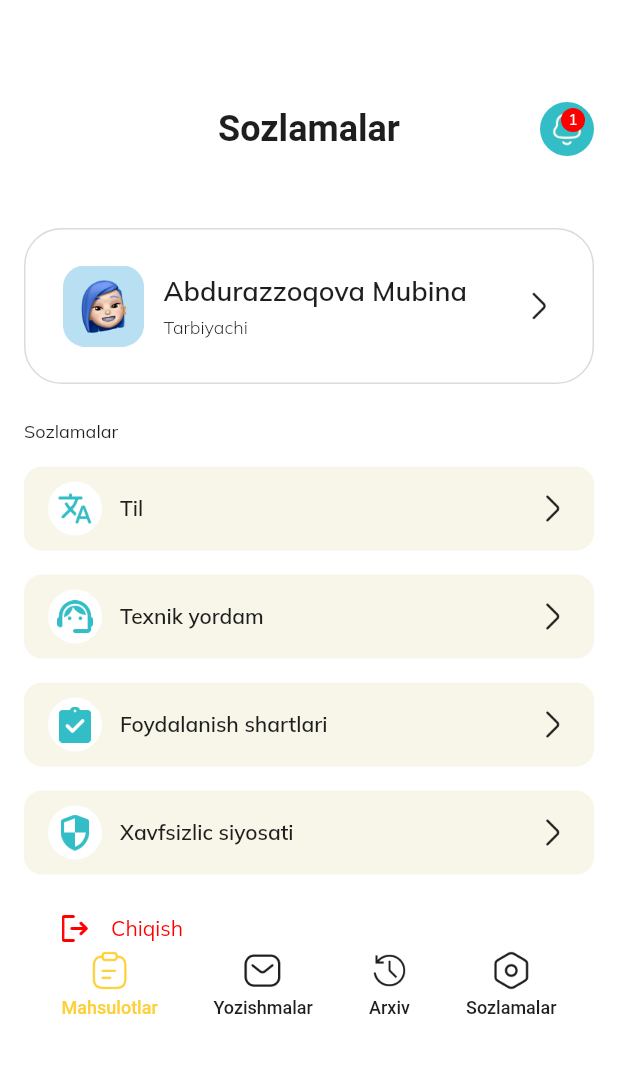
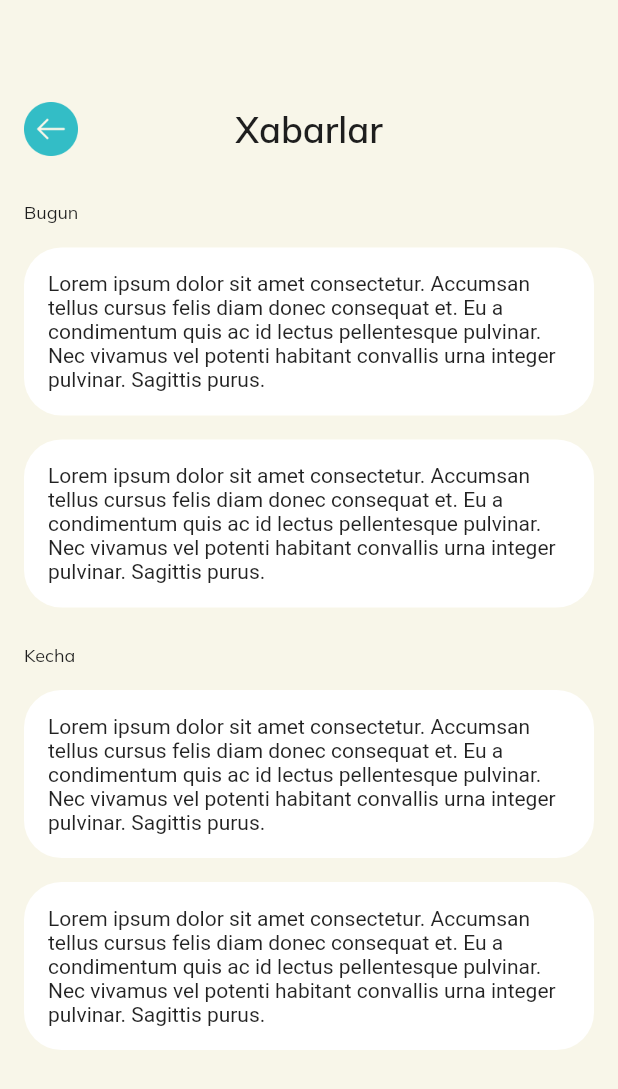
Before and after one commit to tursunalikhorunaliyev/kingdergarden, a Flutter app: the screen it shows after launch, on a phone screen of 412 x 824 dp. Shown: the top 1089 px of the screen. Run offline on Flutter 3.47's test engine with Material 2 defaults, Android fonts, the phone set to English and light mode, and no system bars; our stand-ins replace google_fonts, im_stepper.

Commit message:
notification complated

```diff
--- a/lib/main.dart
+++ b/lib/main.dart
@@ -1,6 +1,7 @@
 import 'package:flutter/material.dart';
 import 'package:kingdergarden/view/screen/davomat.dart';
 import 'package:kingdergarden/view/screen/events_info.dart';
+import 'package:kingdergarden/view/screen/notification_content.dart';
 import 'package:kingdergarden/view/screen/splash.dart';
 import 'package:kingdergarden/view/screen/settings.dart';
 import 'package:kingdergarden/view/screen/test.dart';
@@ -9,7 +10,7 @@ void main(List<String> args) {
   runApp(
     const MaterialApp(
       debugShowCheckedModeBanner: false,
-      home: Settings(),
+      home: NotificationsContent(),
     ),
   );
 }
--- /dev/null
+++ b/lib/view/custome/custom_con_massage.dart
@@ -0,0 +1,26 @@
+import 'package:flutter/material.dart';
+
+class CustomConMassage extends StatelessWidget {
+  const CustomConMassage({super.key});
+
+  @override
+  Widget build(BuildContext context) {
+    return Column(
+      children: [
+        Container(
+          margin: const EdgeInsets.symmetric(vertical: 8),
+          width: double.infinity,
+          decoration: BoxDecoration(
+            color: Colors.white,
+            borderRadius: BorderRadius.circular(25),
+          ),
+          child: const Padding(
+            padding: EdgeInsets.all(16.0),
+            child: Text(
+                "Lorem ipsum dolor sit amet consectetur. Accumsan tellus cursus felis diam donec consequat et. Eu a condimentum quis ac id lectus pellentesque pulvinar. Nec vivamus vel potenti habitant convallis urna integer pulvinar. Sagittis purus."),
+          ),
+        ),
+      ],
+    );
+  }
+}
--- /dev/null
+++ b/lib/view/screen/notification_content.dart
@@ -0,0 +1,86 @@
+import 'package:flutter/material.dart';
+import 'package:google_fonts/google_fonts.dart';
+import 'package:kingdergarden/view/custome/custom_con_massage.dart';
+
+class NotificationsContent extends StatelessWidget {
+  const NotificationsContent({super.key});
+
+  @override
+  Widget build(BuildContext context) {
+    return Scaffold(
+      backgroundColor: const Color(0xFFF8F6E9),
+      body: Padding(
+        padding: const EdgeInsets.symmetric(horizontal: 16),
+        child: Column(
+          crossAxisAlignment: CrossAxisAlignment.start,
+          children: [
+            const SizedBox(
+              height: 68,
+            ),
+            Row(
+              mainAxisAlignment: MainAxisAlignment.center,
+              children: [
+                Image.asset(
+                  "assets/images/arrowBack2.png",
+                  width: 36,
+                  height: 36,
+                ),
+                const Spacer(),
+                Text(
+                  "Xabarlar",
+                  style: GoogleFonts.mulish(
+                    color: const Color(0xFF1E1E1E),
+                    fontSize: 24,
+                    fontWeight: FontWeight.w600,
+                  ),
+                ),
+                const Spacer(),
+                const SizedBox(
+                  width: 36,
+                ),
+              ],
+            ),
+            const SizedBox(
+              height: 10,
+            ),
+            Expanded(
+              child: SingleChildScrollView(
+                child: Column(
+                  crossAxisAlignment: CrossAxisAlignment.start,
+                  children: [
+                    Padding(
+                      padding: const EdgeInsets.only(top: 20, bottom: 8),
+                      child: Text(
+                        "Bugun",
+                        style: GoogleFonts.mulish(
+                          color: const Color(0xFF1E1E1E),
+                          fontWeight: FontWeight.w400,
+                          fontSize: 12,
+                        ),
+                      ),
+                    ),
+                    const CustomConMassage(),
+                    const CustomConMassage(),
+                    Padding(
+                      padding: const EdgeInsets.only(top: 16, bottom: 8),
+                      child: Text(
+                        "Kecha",
+                        style: GoogleFonts.mulish(
+                          color: const Color(0xFF1E1E1E),
+                          fontWeight: FontWeight.w400,
+                          fontSize: 12,
+                        ),
+                      ),
+                    ),
+                    const CustomConMassage(),
+                    const CustomConMassage(),
+                  ],
+                ),
+              ),
+            ),
+          ],
+        ),
+      ),
+    );
+  }
+}
```
Also changed, not shown: assets/images/arrowBack2.png (added).
